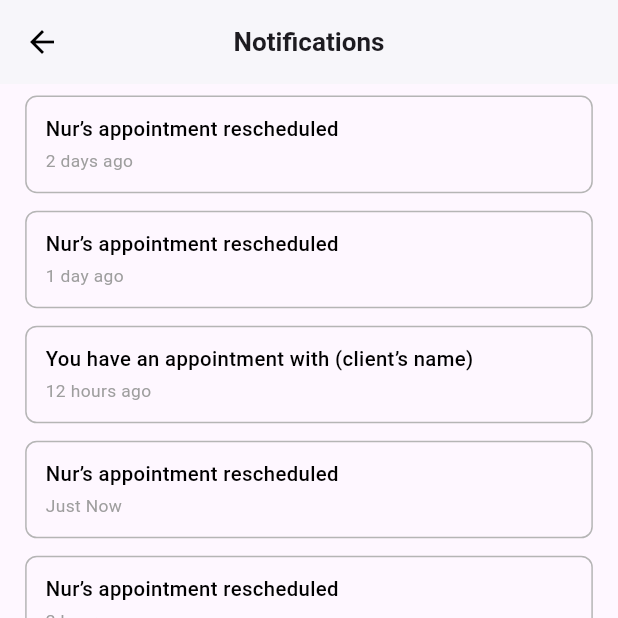
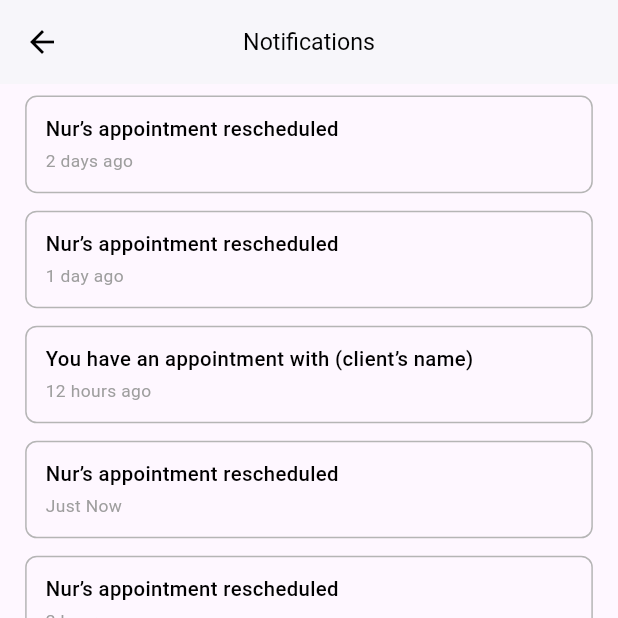
Before and after one commit to bdCalling-Sdt-hub/Thera-Track-App, a Flutter app: the NotificationScreen screen opened by its route, on a phone screen of 412 x 824 dp, the top half of it. Run offline on Flutter 3.47's test engine with Material 3 defaults, Android fonts, the light colour scheme and no system bars; our stand-ins replace cached_network_image, connectivity_plus, dotted_border, flutter_screenutil, flutter_spinkit, flutter_svg and 9 more; missing offline and left inert: flutter_emoji_feedback, mime_type; accounts and stored records are empty.

Commit message:
update notification

```diff
--- a/lib/views/screens/Home/notification/notificationScreen.dart
+++ b/lib/views/screens/Home/notification/notificationScreen.dart
@@ -1,6 +1,7 @@
 import 'package:flutter/material.dart';
 import 'package:flutter_screenutil/flutter_screenutil.dart';
 import 'package:thera_track_app/utils/app_colors.dart';
+import 'package:thera_track_app/utils/style.dart';
 
 class NotificationScreen extends StatefulWidget {
   @override
@@ -26,7 +27,7 @@ class _NotificationScreenState extends State<NotificationScreen> {
           isSelectionMode
               ? "${notifications.where((n) => n['selected']).length} Notifications"
               : "Notifications",
-          style: TextStyle(fontSize: 18.sp, fontWeight: FontWeight.w600),
+           style: AppStyles.fontSize16(),
         ),
         leading: isSelectionMode
             ? IconButton(
```
